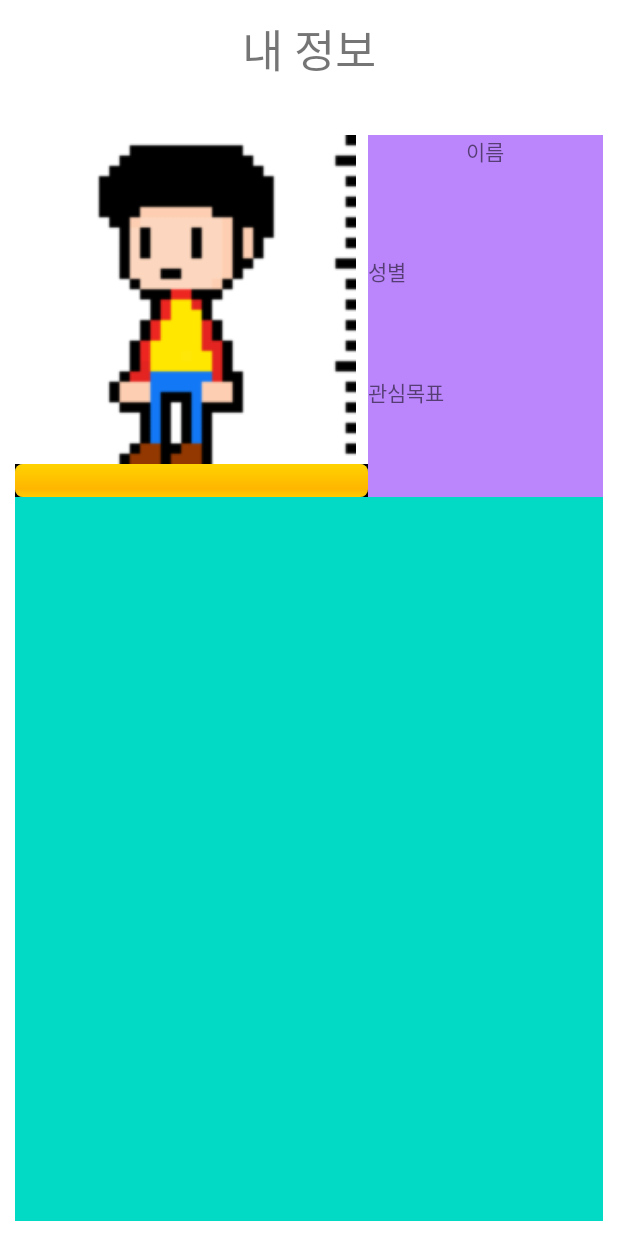
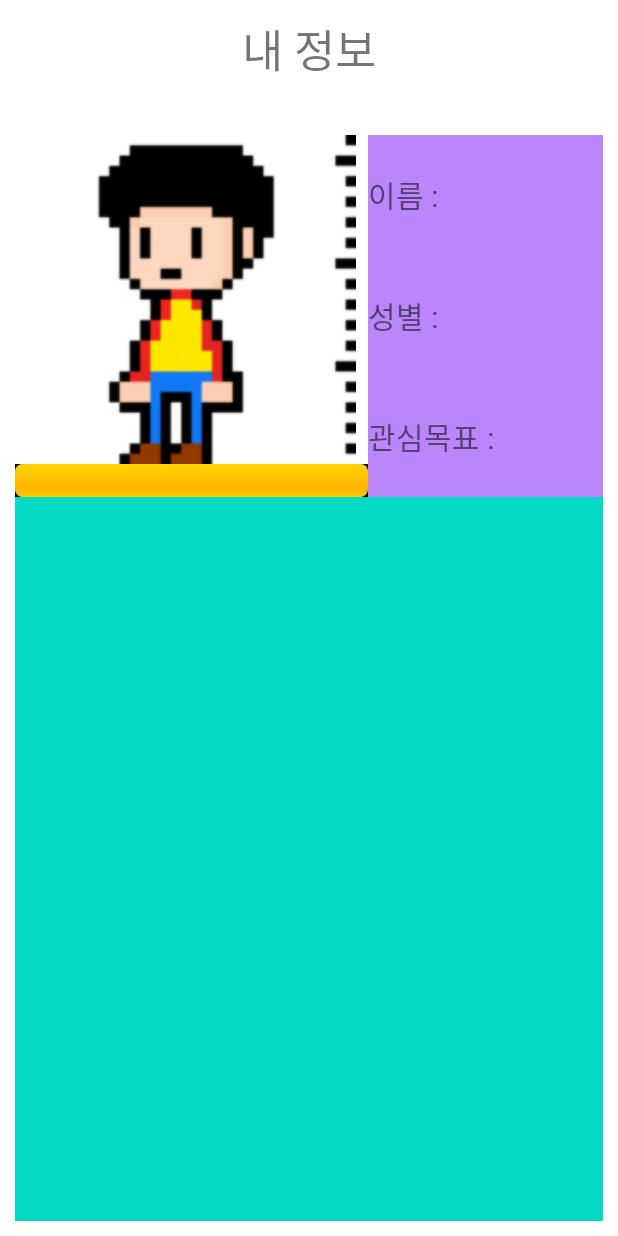
Before and after one commit to Aierse/Capstone4_1, an Android app: the MyInfoActivity screen opened directly, with no data from a screen before it, on a phone screen of 412 x 824 dp. Run offline under Robolectric (Android 15) with nearby library versions, the phone set to English and light mode, and no system bars.

Commit message:
리팩토링 - 코드 정리

```diff
--- a/app/src/main/res/layout/activity_my_info.xml
+++ b/app/src/main/res/layout/activity_my_info.xml
@@ -68,26 +68,34 @@
                 android:weightSum="3">
 
                 <TextView
+                    android:id="@+id/myInfoName"
                     android:layout_width="match_parent"
                     android:layout_height="wrap_content"
                     android:layout_weight="1"
                     android:background="@color/purple_200"
-                    android:text="이름"
-                    android:textAlignment="center" />
+                    android:text="이름 : "
+                    android:gravity="center_vertical"
+                    android:textSize="20dp"/>
 
                 <TextView
+                    android:id="@+id/myInfoGender"
                     android:layout_width="match_parent"
                     android:layout_height="wrap_content"
                     android:layout_weight="1"
                     android:background="@color/purple_200"
-                    android:text="성별" />
+                    android:text="성별 : "
+                    android:gravity="center_vertical"
+                    android:textSize="20dp"/>
 
                 <TextView
+                    android:id="@+id/myInfoInterest"
                     android:layout_width="match_parent"
                     android:layout_height="wrap_content"
                     android:layout_weight="1"
                     android:background="@color/purple_200"
-                    android:text="관심목표" />
+                    android:text="관심목표 : "
+                    android:gravity="center_vertical"
+                    android:textSize="20dp"/>
             </LinearLayout>
         </LinearLayout>
         <!--    통계                      weight 5 -->
```
